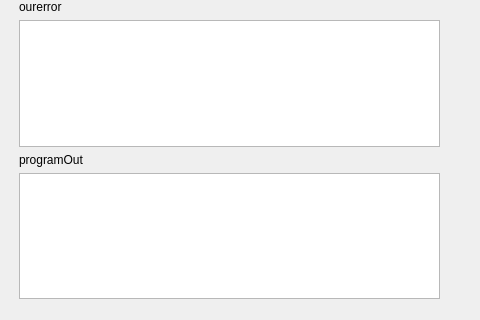
Old version of the form consoleoutput.ui in the repository eastpriSs/Knight; both pictures show x 0 to 480 and y 221 to 541 of the 480 by 640 pixel window.
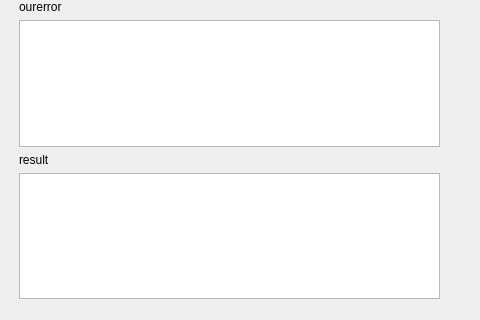
New version of the form.

The edit to the form file:
```diff
--- a/consoleoutput.ui
+++ b/consoleoutput.ui
@@ -46,7 +46,7 @@
     <item>
      <widget class="QLabel" name="label_3">
       <property name="text">
-       <string>programOut</string>
+       <string>result</string>
       </property>
      </widget>
     </item>
```
